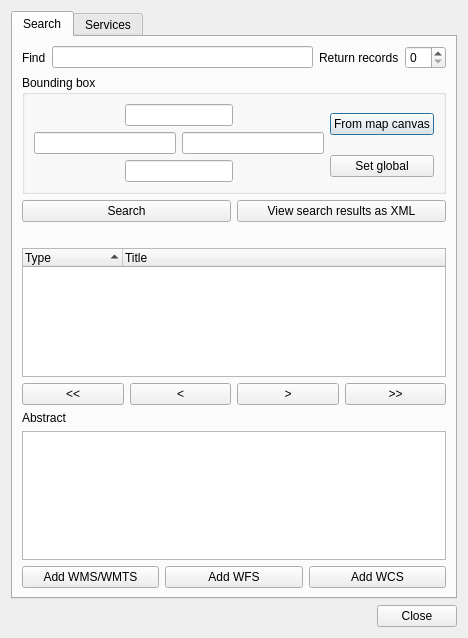
The window that plugin/MetaSearch/ui/maindialog.ui (nextgis/qgis_cswclient) describes before a commit, drawn with Qt 5.
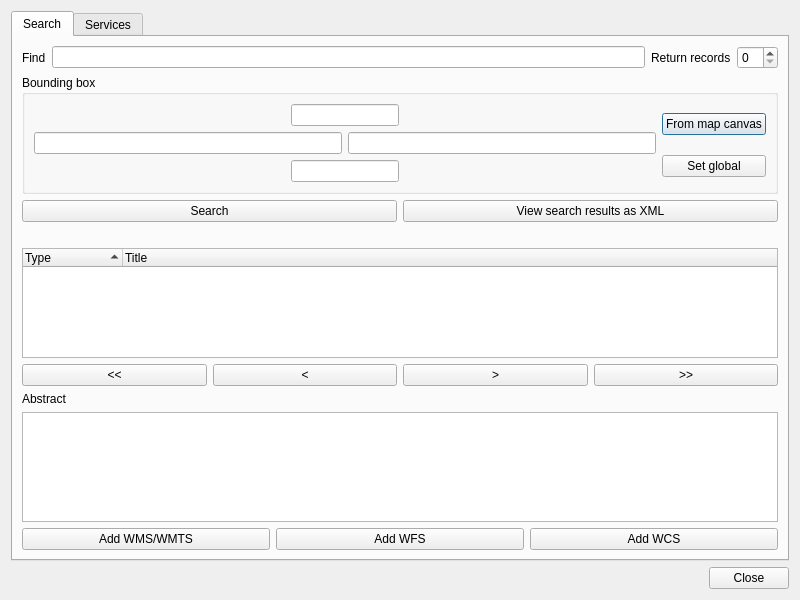
The same window after the commit.

Commit message: adjust dimensions

What changed in the file:
```diff
--- a/plugin/MetaSearch/ui/maindialog.ui
+++ b/plugin/MetaSearch/ui/maindialog.ui
@@ -6,8 +6,8 @@
    <rect>
     <x>0</x>
     <y>0</y>
-    <width>463</width>
-    <height>638</height>
+    <width>800</width>
+    <height>600</height>
    </rect>
   </property>
   <property name="windowTitle">
```
